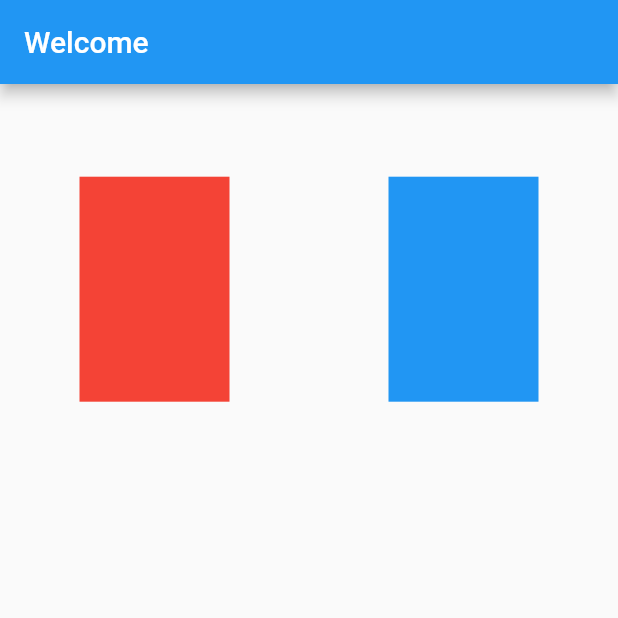
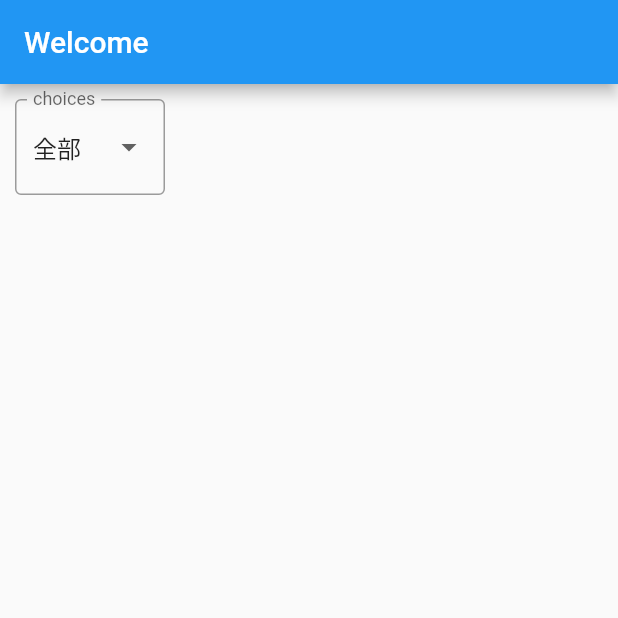
Before and after one commit to cybersupersoap/LostAndFound_twtfly, a Flutter app: the screen it shows after launch, on a phone screen of 412 x 824 dp, the top half of it. Run offline on Flutter 3.47's test engine with Material 2 defaults, Android fonts, the phone set to English and light mode, and no system bars.

Commit message:
简单的下拉选单组件

```diff
--- a/lib/MyHomePage.dart
+++ b/lib/MyHomePage.dart
@@ -1,5 +1,5 @@
 import 'package:flutter/material.dart';
-
+import 'NewWidgets/DropDownMenu.dart';
 
 class MyHomePage extends StatelessWidget{
   @override
@@ -11,24 +11,7 @@ class MyHomePage extends StatelessWidget{
           'Welcome'
         ),
       ),
-      body:Align(
-        alignment: Alignment(0.0,-0.8),
-        child: Row(
-          mainAxisAlignment: MainAxisAlignment.spaceAround,
-          children: <Widget>[
-            Container(
-              width: 100,
-              height: 150,
-              color: Colors.red,
-            ),
-            Container(
-              width: 100,
-              height: 150,
-              color: Colors.blue,
-            )
-          ],
-        ),
-      )
+      body:DropDownMenu(choices:['全部','耳机','水杯','雨伞']),
     );
   }
 
--- /dev/null
+++ b/lib/NewWidgets/DropDownMenu.dart
@@ -0,0 +1,40 @@
+import 'package:flutter/material.dart';
+
+class DropDownMenu extends StatefulWidget{
+  final List<String> choices;
+  DropDownMenu ({Key? key, num height=120, num width=80, required this.choices}) : super(key: key);
+
+  @override
+  State<StatefulWidget> createState() =>DropDownMenuState();
+
+}
+
+class DropDownMenuState extends State<DropDownMenu>{
+
+  @override
+  Widget build(BuildContext context) {
+
+    return Container(
+      width: 120,
+      height: 80,
+      padding: const EdgeInsets.only(top: 10, right: 10, left: 10),
+      child: DropdownButtonFormField<String>(
+        isExpanded: true,
+        decoration: const InputDecoration(
+            border: OutlineInputBorder(), labelText: 'choices'),
+        // 设置默认值
+        value: widget.choices[0],
+        // 选择回调
+        onChanged: (String? newPosition) {
+          print('$newPosition');
+          setState(() {});
+        },
+        // 传入可选的数组
+        items: widget.choices.map((String sex) {
+          return DropdownMenuItem(value: sex, child: Text(sex));
+        }).toList(),
+      ),
+    );
+  }
+
+}
```
